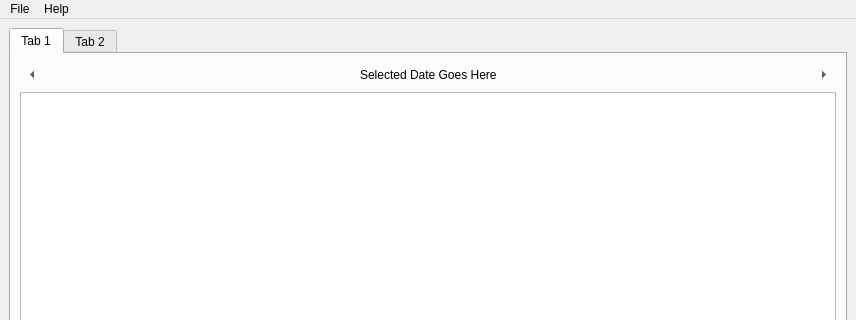
This is src/gui/mainwindow.ui in edulix/confclerk as Qt 5 draws it before an edit; both pictures show x 0 to 856 and y 0 to 320 of the 856 by 558 pixel window. The edited form follows.
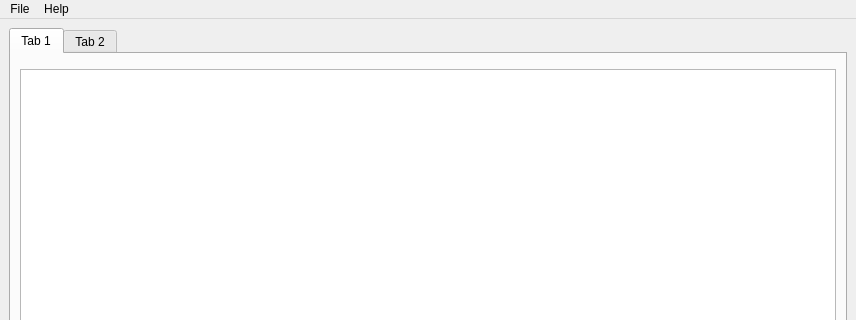
This is the edited form. Custom widgets are drawn as their Qt base class.

```diff
--- a/src/gui/mainwindow.ui
+++ b/src/gui/mainwindow.ui
@@ -27,67 +27,7 @@
         <item row="0" column="0" >
          <layout class="QVBoxLayout" name="verticalLayout" >
           <item>
-           <layout class="QHBoxLayout" name="horizontalLayout_2" >
-            <item>
-             <widget class="QToolButton" name="buttonPrevDay" >
-              <property name="text" >
-               <string>&lt;|</string>
-              </property>
-              <property name="autoRaise" >
-               <bool>true</bool>
-              </property>
-              <property name="arrowType" >
-               <enum>Qt::LeftArrow</enum>
-              </property>
-             </widget>
-            </item>
-            <item>
-             <spacer name="horizontalSpacer" >
-              <property name="orientation" >
-               <enum>Qt::Horizontal</enum>
-              </property>
-              <property name="sizeHint" stdset="0" >
-               <size>
-                <width>40</width>
-                <height>20</height>
-               </size>
-              </property>
-             </spacer>
-            </item>
-            <item>
-             <widget class="QLabel" name="label" >
-              <property name="text" >
-               <string>Selected Date Goes Here</string>
-              </property>
-             </widget>
-            </item>
-            <item>
-             <spacer name="horizontalSpacer_2" >
-              <property name="orientation" >
-               <enum>Qt::Horizontal</enum>
-              </property>
-              <property name="sizeHint" stdset="0" >
-               <size>
-                <width>40</width>
-                <height>20</height>
-               </size>
-              </property>
-             </spacer>
-            </item>
-            <item>
-             <widget class="QToolButton" name="buttonNextDay" >
-              <property name="text" >
-               <string>|></string>
-              </property>
-              <property name="autoRaise" >
-               <bool>true</bool>
-              </property>
-              <property name="arrowType" >
-               <enum>Qt::RightArrow</enum>
-              </property>
-             </widget>
-            </item>
-           </layout>
+           <widget class="DayNavigatorWidget" native="1" name="dayNavigator" />
           </item>
           <item>
            <widget class="TreeView" name="treeView" >
@@ -160,6 +100,12 @@
    <extends>QTreeView</extends>
    <header>../model/treeview.h</header>
   </customwidget>
+  <customwidget>
+   <class>DayNavigatorWidget</class>
+   <extends>QWidget</extends>
+   <header>daynavigatorwidget.h</header>
+   <container>1</container>
+  </customwidget>
  </customwidgets>
  <resources/>
  <connections/>
```
